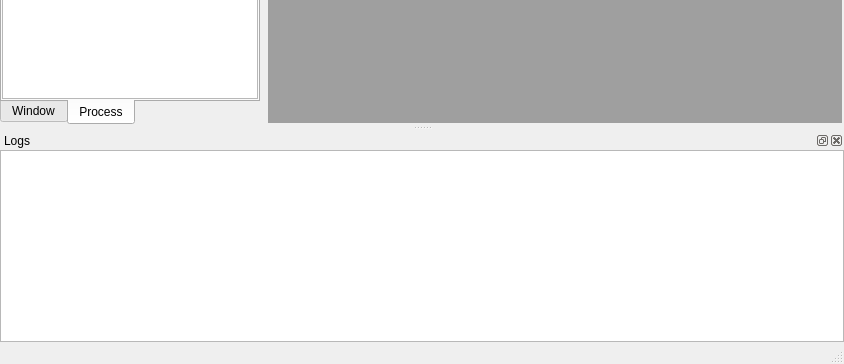
The window that src/forms/MainWindow.ui (WindowDetective/WindowDetective) describes before a commit, drawn with Qt 5; both pictures show x 0 to 844 and y 300 to 664 of the 844 by 664 pixel window.
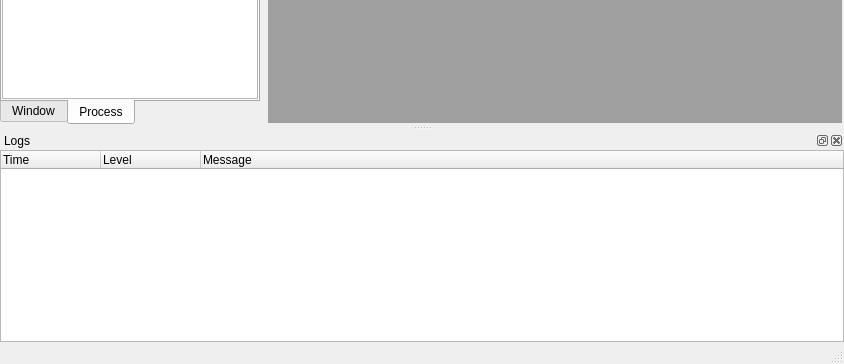
The same window after the commit. Icons and pictures are not drawn. Custom widgets are drawn as their Qt base class.

What changed in the file:
```diff
--- a/src/forms/MainWindow.ui
+++ b/src/forms/MainWindow.ui
@@ -266,30 +266,24 @@
        <property name="horizontalScrollMode">
         <enum>QAbstractItemView::ScrollPerPixel</enum>
        </property>
-       <property name="wordWrap">
+       <property name="rootIsDecorated">
         <bool>false</bool>
        </property>
-       <property name="cornerButtonEnabled">
-        <bool>false</bool>
-       </property>
-       <attribute name="horizontalHeaderStretchLastSection">
-        <bool>true</bool>
-       </attribute>
-       <attribute name="verticalHeaderVisible">
-        <bool>false</bool>
-       </attribute>
-       <attribute name="verticalHeaderDefaultSectionSize">
-        <number>20</number>
-       </attribute>
-       <attribute name="verticalHeaderVisible">
-        <bool>false</bool>
-       </attribute>
-       <attribute name="verticalHeaderDefaultSectionSize">
-        <number>20</number>
-       </attribute>
-       <attribute name="horizontalHeaderStretchLastSection">
-        <bool>true</bool>
-       </attribute>
+       <column>
+        <property name="text">
+         <string>Time</string>
+        </property>
+       </column>
+       <column>
+        <property name="text">
+         <string>Level</string>
+        </property>
+       </column>
+       <column>
+        <property name="text">
+         <string>Message</string>
+        </property>
+       </column>
       </widget>
      </item>
     </layout>
@@ -428,11 +422,6 @@
   </action>
  </widget>
  <customwidgets>
-  <customwidget>
-   <class>LogWidget</class>
-   <extends>QTableWidget</extends>
-   <header>ui/custom_widgets/LogWidget.h</header>
-  </customwidget>
   <customwidget>
    <class>WindowTree</class>
    <extends>QTreeWidget</extends>
@@ -443,6 +432,11 @@
    <extends>QTreeWidget</extends>
    <header>ui/custom_widgets/WindowTree.h</header>
   </customwidget>
+  <customwidget>
+   <class>LogWidget</class>
+   <extends>QTreeWidget</extends>
+   <header>ui/custom_widgets/LogWidget.h</header>
+  </customwidget>
  </customwidgets>
  <resources>
   <include location="../qt_resources.qrc"/>
```
Left out of the diff: 3 changed lines with no effect on the pictures.
